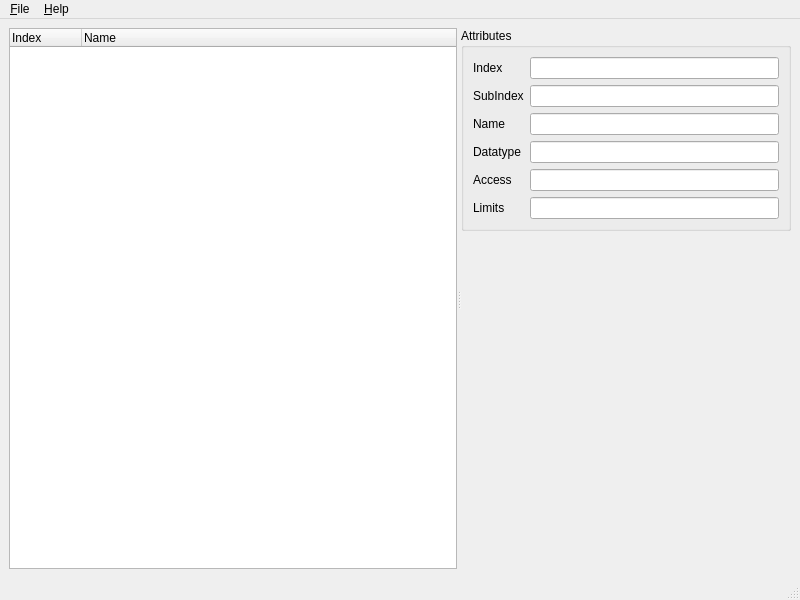
This is ui/mainwindow.ui in ulfen/canopengui as Qt 5 draws it before an edit. The edited form follows.
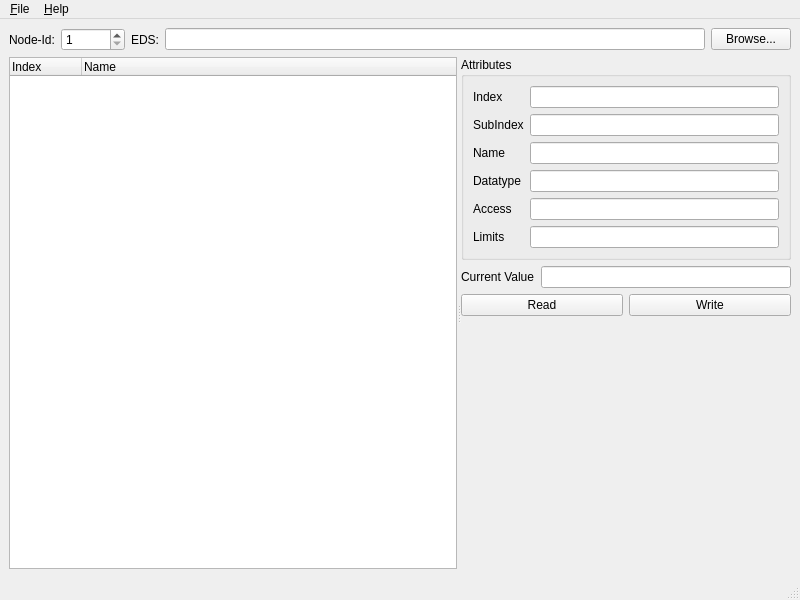
This is the edited form.

Commit message: Connect and Read/Write

Diff of the .ui file:
```diff
--- a/ui/mainwindow.ui
+++ b/ui/mainwindow.ui
@@ -15,6 +15,58 @@
   </property>
   <widget class="QWidget" name="centralwidget">
    <layout class="QVBoxLayout" name="verticalLayout_2">
+    <item>
+     <layout class="QHBoxLayout" name="horizontalLayout_5">
+      <item>
+       <layout class="QHBoxLayout" name="horizontalLayout_2">
+        <item>
+         <widget class="QLabel" name="label_NodeId">
+          <property name="text">
+           <string>Node-Id:</string>
+          </property>
+         </widget>
+        </item>
+        <item>
+         <widget class="QSpinBox" name="spinBox_NodeId">
+          <property name="minimumSize">
+           <size>
+            <width>64</width>
+            <height>0</height>
+           </size>
+          </property>
+          <property name="minimum">
+           <number>1</number>
+          </property>
+          <property name="maximum">
+           <number>127</number>
+          </property>
+         </widget>
+        </item>
+       </layout>
+      </item>
+      <item>
+       <layout class="QHBoxLayout" name="horizontalLayout">
+        <item>
+         <widget class="QLabel" name="label_EDS">
+          <property name="text">
+           <string>EDS:</string>
+          </property>
+         </widget>
+        </item>
+        <item>
+         <widget class="QLineEdit" name="lineEdit_EDS"/>
+        </item>
+        <item>
+         <widget class="QPushButton" name="pushButton_Browse">
+          <property name="text">
+           <string>Browse...</string>
+          </property>
+         </widget>
+        </item>
+       </layout>
+      </item>
+     </layout>
+    </item>
     <item>
      <widget class="QSplitter" name="splitter">
       <property name="orientation">
@@ -109,6 +161,38 @@
           </layout>
          </widget>
         </item>
+        <item>
+         <layout class="QHBoxLayout" name="horizontalLayout_3">
+          <item>
+           <widget class="QLabel" name="label_CurrentValue">
+            <property name="text">
+             <string>Current Value</string>
+            </property>
+           </widget>
+          </item>
+          <item>
+           <widget class="QLineEdit" name="lineEdit_CurrentValue"/>
+          </item>
+         </layout>
+        </item>
+        <item>
+         <layout class="QHBoxLayout" name="horizontalLayout_4">
+          <item>
+           <widget class="QPushButton" name="pushButton_Read">
+            <property name="text">
+             <string>Read</string>
+            </property>
+           </widget>
+          </item>
+          <item>
+           <widget class="QPushButton" name="pushButton_Write">
+            <property name="text">
+             <string>Write</string>
+            </property>
+           </widget>
+          </item>
+         </layout>
+        </item>
         <item>
          <spacer name="verticalSpacer">
           <property name="orientation">
```
Left out of the diff: 30 changed lines with no effect on the pictures. The commit also changes 3 other files.
